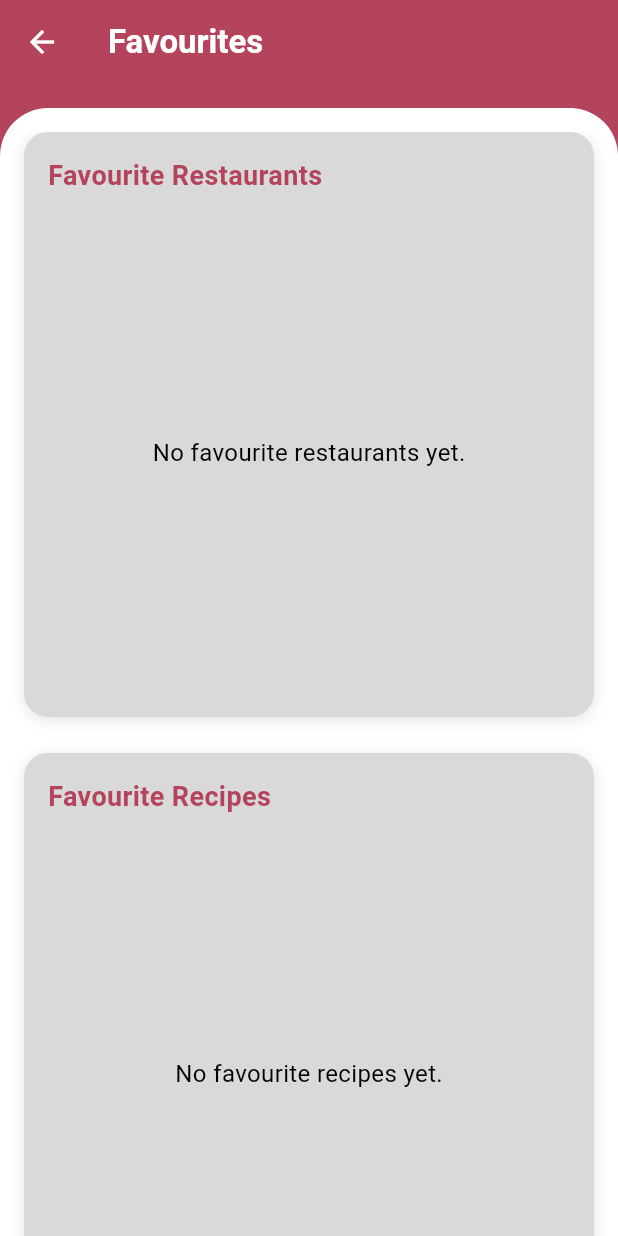
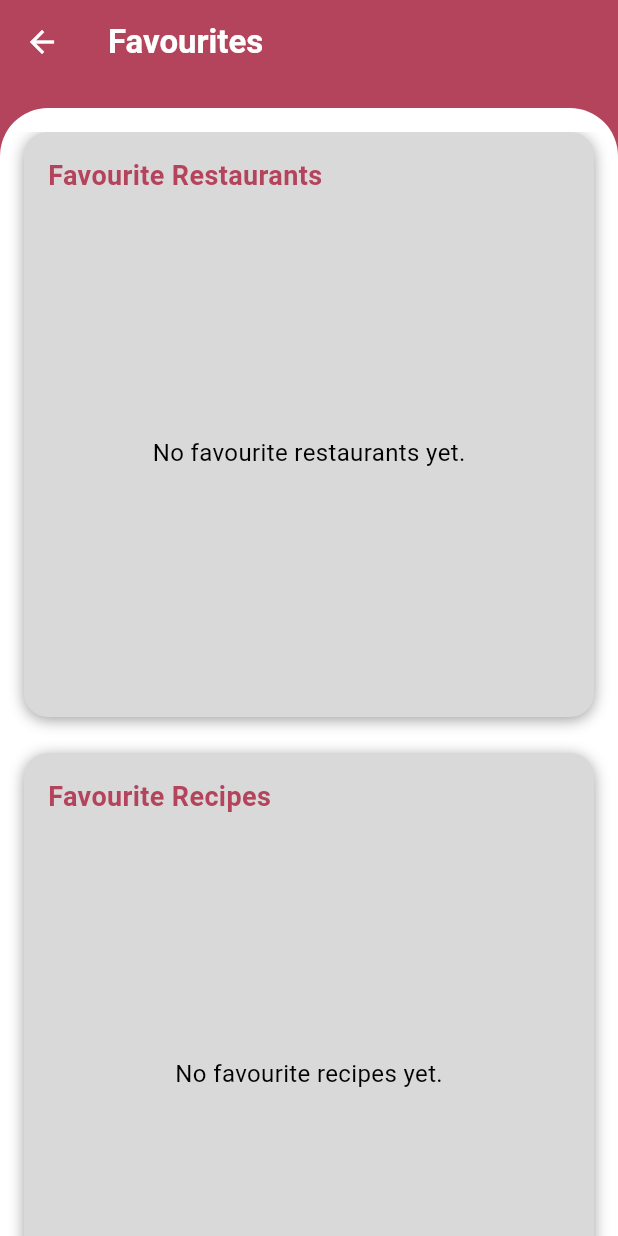
Before and after one commit to Monash-FIT3170/2025W2-FindingNibbles, a Flutter app: the LikedPage screen opened directly, on a phone screen of 412 x 824 dp. Run offline on Flutter 3.47's test engine with Material 3 defaults, Android fonts, the phone set to English and light mode, and no system bars; our stand-ins replace dio, flutter_map, flutter_secure_storage, flutter_svg, font_awesome_flutter, geocoding and 5 more; accounts and stored records are empty; network calls fail.

Commit message:
updated to pass cicd

```diff
--- a/frontend/lib/pages/profile/change_password_page.dart
+++ b/frontend/lib/pages/profile/change_password_page.dart
@@ -24,6 +24,7 @@ class _ChangePasswordPageState extends State<ChangePasswordPage> {
     final confirmPassword = confirmPasswordController.text.trim();
 
     if (oldPassword.isEmpty || newPassword.isEmpty || confirmPassword.isEmpty) {
+      if (!mounted) return;
       ScaffoldMessenger.of(context).showSnackBar(
         const SnackBar(content: Text('Please fill in all fields')),
       );
@@ -31,6 +32,7 @@ class _ChangePasswordPageState extends State<ChangePasswordPage> {
     }
 
     if (newPassword != confirmPassword) {
+      if (!mounted) return;
       ScaffoldMessenger.of(context).showSnackBar(
         const SnackBar(content: Text('New passwords do not match')),
       );
@@ -43,7 +45,8 @@ class _ChangePasswordPageState extends State<ChangePasswordPage> {
       confirmPassword,
     );
 
-    if (context.mounted) {
+    if (!mounted) return; // Properly check if widget is still mounted
+
     if (success) {
       ScaffoldMessenger.of(context).showSnackBar(
         const SnackBar(content: Text('Password changed successfully')),
@@ -55,7 +58,6 @@ class _ChangePasswordPageState extends State<ChangePasswordPage> {
           content: Text('Current password was entered incorrectly'),
         ),
       );
-      }
     }
   }
 
--- a/frontend/lib/pages/profile/liked_page.dart
+++ b/frontend/lib/pages/profile/liked_page.dart
@@ -100,7 +100,7 @@ class _LikedPageState extends State<LikedPage> {
                                 borderRadius: BorderRadius.circular(16),
                                 boxShadow: [
                                   BoxShadow(
-                                    color: Colors.grey.withOpacity(0.3),
+                                    color: Colors.grey,
                                     blurRadius: 8,
                                     offset: const Offset(0, 2),
                                   ),
@@ -185,7 +185,7 @@ class _LikedPageState extends State<LikedPage> {
                                 borderRadius: BorderRadius.circular(16),
                                 boxShadow: [
                                   BoxShadow(
-                                    color: Colors.grey.withOpacity(0.3),
+                                    color: Colors.grey,
                                     blurRadius: 8,
                                     offset: const Offset(0, 2),
                                   ),
```
Also changed, not shown: frontend/lib/pages/auth/create_account_page.dart (+5 -3 lines). Lines whose indentation alone changed are shown as unchanged.
